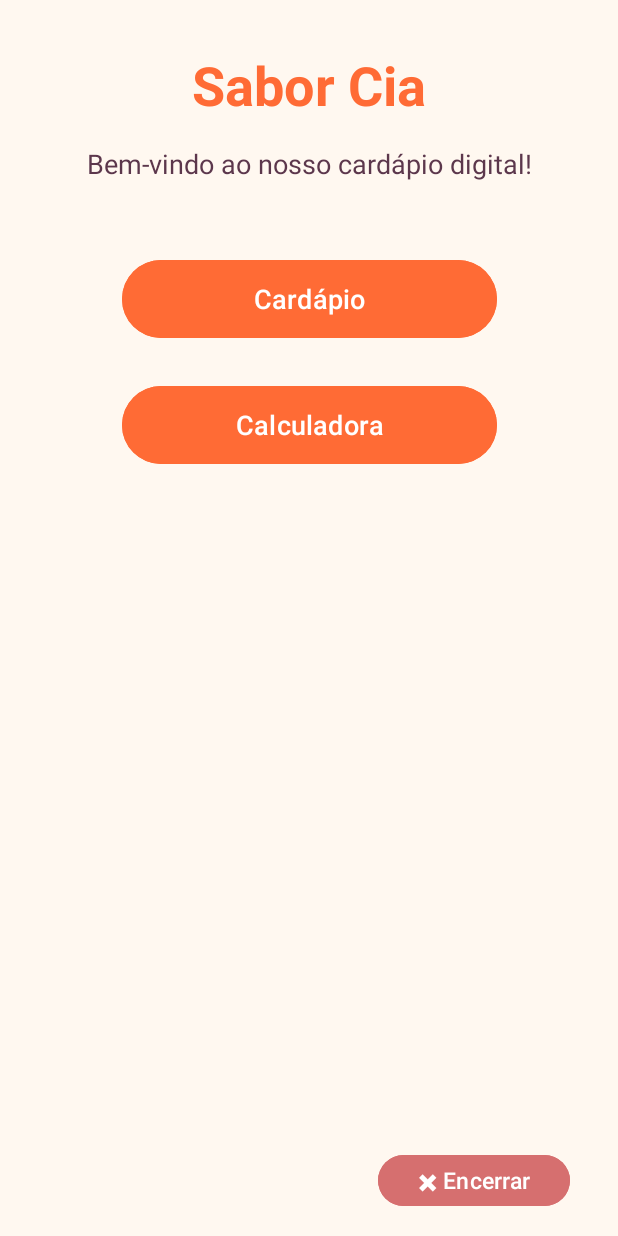
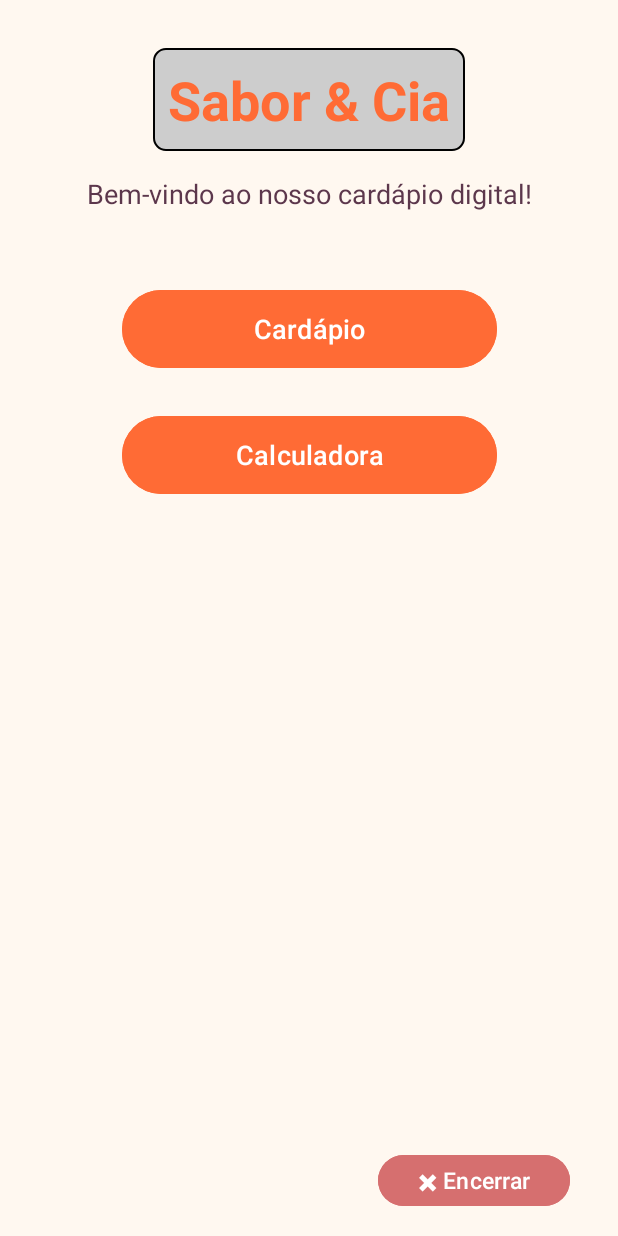
Before and after one commit to GuilhermeBley/Bl.Fat.Samples, an Android app: the screen it shows after launch (MainActivity), on a phone screen of 412 x 824 dp. Run offline under Robolectric (Android 15) with nearby library versions, the phone set to English and light mode, and no system bars.

Commit message:
Adding constants

```diff
--- /dev/null
+++ b/app/src/main/res/drawable/border.xml
@@ -0,0 +1,15 @@
+<?xml version="1.0" encoding="utf-8"?>
+<shape xmlns:android="http://schemas.android.com/apk/res/android"
+    android:shape="rectangle">
+    <stroke
+        android:width="1dp"
+        android:color="@color/black" />
+    <solid android:color="#CDCDCD"/>
+    <corners android:radius="8dp" />
+    <padding
+        android:bottom="10dp"
+        android:left="10dp"
+        android:right="10dp"
+        android:top="10dp" />
+
+</shape>
--- a/app/src/main/res/layout/activity_main.xml
+++ b/app/src/main/res/layout/activity_main.xml
@@ -14,10 +14,11 @@
         android:layout_width="wrap_content"
         android:layout_height="wrap_content"
         android:layout_marginTop="32dp"
-        android:text="Sabor Cia"
-        android:textColor="#FF6B35"
+        android:text="@string/title"
+        android:textColor="@color/orange"
         android:textSize="36sp"
         android:textStyle="bold"
+        android:background="@drawable/border"
         app:layout_constraintEnd_toEndOf="parent"
         app:layout_constraintStart_toStartOf="parent"
         app:layout_constraintTop_toTopOf="parent" />
@@ -43,7 +44,7 @@
         android:layout_marginTop="48dp"
         android:text="Cardápio"
         android:textSize="18sp"
-        android:backgroundTint="#FF6B35"
+        android:backgroundTint="@color/orange"
         android:textColor="#FFFFFF"
         app:layout_constraintEnd_toEndOf="parent"
         app:layout_constraintStart_toStartOf="parent"
@@ -57,7 +58,7 @@
         android:layout_marginTop="24dp"
         android:text="Calculadora"
         android:textSize="18sp"
-        android:backgroundTint="#FF6B35"
+        android:backgroundTint="@color/orange"
         android:textColor="#FFFFFF"
         app:layout_constraintEnd_toEndOf="parent"
         app:layout_constraintStart_toStartOf="parent"
--- a/app/src/main/res/values/colors.xml
+++ b/app/src/main/res/values/colors.xml
@@ -2,4 +2,5 @@
 <resources>
     <color name="black">#FF000000</color>
     <color name="white">#FFFFFFFF</color>
+    <color name="orange">#FF6B35</color>
 </resources>
--- a/app/src/main/res/values/strings.xml
+++ b/app/src/main/res/values/strings.xml
@@ -1,3 +1,4 @@
 <resources>
     <string name="app_name">Bl.Fat.Samples</string>
+    <string name="title">Sabor &amp; Cia</string>
 </resources>
```
